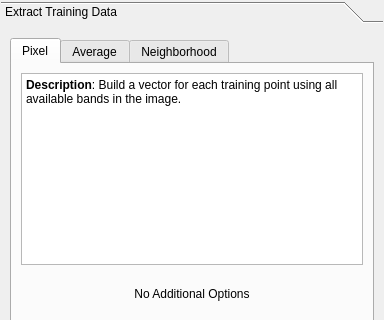
The window that nenetic/gui/toolkit_widget.ui (persts/Nenetic) describes before a commit, drawn with Qt 5; both pictures show x 0 to 384 and y 0 to 320 of the 384 by 803 pixel window.
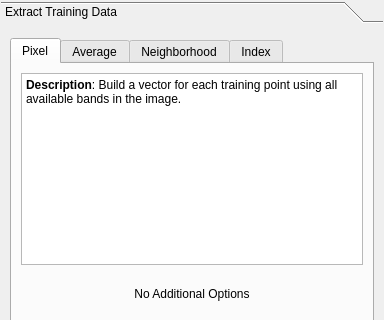
The same window after the commit.

Diff of the .ui file:
```diff
--- a/nenetic/gui/toolkit_widget.ui
+++ b/nenetic/gui/toolkit_widget.ui
@@ -309,6 +309,11 @@
            </item>
           </layout>
          </widget>
+         <widget class="QWidget" name="index">
+          <attribute name="title">
+           <string>Index</string>
+          </attribute>
+         </widget>
         </widget>
        </item>
        <item>
```
Left out of the diff: 6 changed lines with no effect on the pictures.
